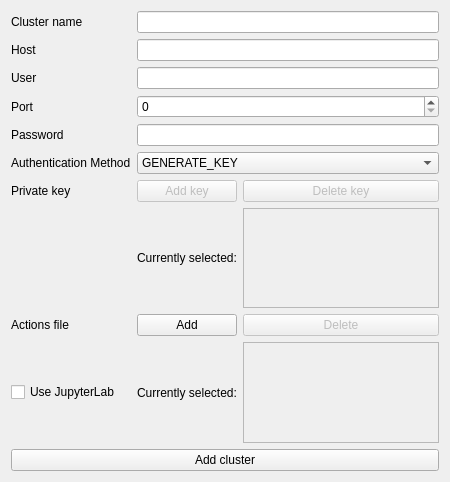
This is gui/widgets_templates/add-cluster.ui in intdata-bsc/idact-gui as Qt 5 draws it before an edit. The edited form follows.
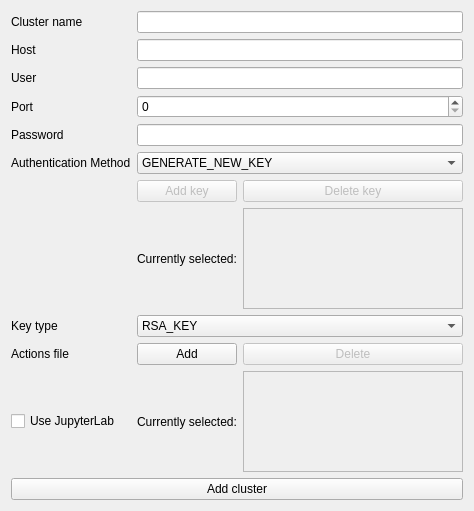
This is the edited form.

Commit message: allow authentication using ssh key gui fix

```diff
--- a/gui/widgets_templates/add-cluster.ui
+++ b/gui/widgets_templates/add-cluster.ui
@@ -2,51 +2,42 @@
 <ui version="4.0">
  <class>Form</class>
  <widget class="QWidget" name="Form">
+  <property name="enabled">
+   <bool>true</bool>
+  </property>
   <property name="geometry">
    <rect>
     <x>0</x>
     <y>0</y>
-    <width>450</width>
-    <height>482</height>
+    <width>474</width>
+    <height>511</height>
    </rect>
   </property>
   <property name="windowTitle">
    <string>Form</string>
   </property>
   <layout class="QGridLayout" name="gridLayout">
-   <item row="3" column="0">
-    <widget class="QLabel" name="port_label">
-     <property name="text">
-      <string>Port</string>
-     </property>
-    </widget>
-   </item>
-   <item row="3" column="1" colspan="2">
-    <widget class="QSpinBox" name="port_edit"/>
-   </item>
-   <item row="8" column="0">
-    <widget class="QLabel" name="actions_file_label">
-     <property name="text">
-      <string>Actions file</string>
-     </property>
-    </widget>
-   </item>
-   <item row="0" column="1" colspan="2">
-    <widget class="QLineEdit" name="cluster_name_addc_edit"/>
-   </item>
-   <item row="4" column="1" colspan="2">
-    <widget class="QLineEdit" name="password_edit"/>
-   </item>
-   <item row="9" column="2">
-    <widget class="QTextBrowser" name="selected_file_path_browser">
+   <item row="6" column="2">
+    <widget class="QPushButton" name="delete_key_button">
      <property name="enabled">
       <bool>false</bool>
      </property>
-     <property name="sizePolicy">
-      <sizepolicy hsizetype="Expanding" vsizetype="Expanding">
-       <horstretch>0</horstretch>
-       <verstretch>0</verstretch>
-      </sizepolicy>
+     <property name="text">
+      <string>Delete key</string>
+     </property>
+    </widget>
+   </item>
+   <item row="5" column="0">
+    <widget class="QLabel" name="auth_method_label">
+     <property name="text">
+      <string>Authentication Method</string>
+     </property>
+    </widget>
+   </item>
+   <item row="9" column="1">
+    <widget class="QPushButton" name="add_actions_file_button">
+     <property name="text">
+      <string>Add</string>
      </property>
     </widget>
    </item>
@@ -54,7 +45,7 @@
     <widget class="QComboBox" name="auth_method_box">
      <item>
       <property name="text">
-       <string>GENERATE_KEY</string>
+       <string>GENERATE_NEW_KEY</string>
       </property>
      </item>
      <item>
@@ -62,9 +53,14 @@
        <string>PRIVATE_KEY</string>
       </property>
      </item>
+     <item>
+      <property name="text">
+       <string>ASK_EVERYTIME</string>
+      </property>
+     </item>
     </widget>
    </item>
-   <item row="8" column="2">
+   <item row="9" column="2">
     <widget class="QPushButton" name="delete_actions_file_button">
      <property name="enabled">
       <bool>false</bool>
@@ -74,13 +70,75 @@
      </property>
     </widget>
    </item>
+   <item row="11" column="0" colspan="3">
+    <widget class="QPushButton" name="add_cluster_button">
+     <property name="text">
+      <string>Add cluster</string>
+     </property>
+    </widget>
+   </item>
+   <item row="10" column="1">
+    <widget class="QLabel" name="currently_selected_file_label">
+     <property name="font">
+      <font>
+       <italic>false</italic>
+      </font>
+     </property>
+     <property name="text">
+      <string>Currently selected:</string>
+     </property>
+    </widget>
+   </item>
+   <item row="8" column="0">
+    <widget class="QLabel" name="key_type_label">
+     <property name="text">
+      <string>Key type</string>
+     </property>
+    </widget>
+   </item>
    <item row="9" column="0">
-    <widget class="QCheckBox" name="use_jupyter_lab_check_box">
+    <widget class="QLabel" name="actions_file_label">
      <property name="text">
-      <string>Use JupyterLab</string>
+      <string>Actions file</string>
      </property>
     </widget>
    </item>
+   <item row="10" column="2">
+    <widget class="QTextBrowser" name="selected_file_path_browser">
+     <property name="enabled">
+      <bool>false</bool>
+     </property>
+    </widget>
+   </item>
+   <item row="8" column="1" colspan="2">
+    <widget class="QComboBox" name="key_type_box">
+     <item>
+      <property name="text">
+       <string>RSA_KEY</string>
+      </property>
+     </item>
+    </widget>
+   </item>
+   <item row="4" column="1" colspan="2">
+    <widget class="QLineEdit" name="password_edit">
+     <property name="enabled">
+      <bool>true</bool>
+     </property>
+    </widget>
+   </item>
+   <item row="2" column="0">
+    <widget class="QLabel" name="user_label">
+     <property name="text">
+      <string>User</string>
+     </property>
+    </widget>
+   </item>
+   <item row="3" column="1" colspan="2">
+    <widget class="QSpinBox" name="port_edit"/>
+   </item>
+   <item row="0" column="1" colspan="2">
+    <widget class="QLineEdit" name="cluster_name_addc_edit"/>
+   </item>
    <item row="0" column="0">
     <widget class="QLabel" name="cluster_name_addc_label">
      <property name="text">
@@ -88,6 +146,16 @@
      </property>
     </widget>
    </item>
+   <item row="1" column="1" colspan="2">
+    <widget class="QLineEdit" name="host_edit"/>
+   </item>
+   <item row="3" column="0">
+    <widget class="QLabel" name="port_label">
+     <property name="text">
+      <string>Port</string>
+     </property>
+    </widget>
+   </item>
    <item row="4" column="0">
     <widget class="QLabel" name="port_label_2">
      <property name="text">
@@ -95,23 +163,6 @@
      </property>
     </widget>
    </item>
-   <item row="10" column="0" colspan="3">
-    <widget class="QPushButton" name="add_cluster_button">
-     <property name="text">
-      <string>Add cluster</string>
-     </property>
-    </widget>
-   </item>
-   <item row="1" column="1" colspan="2">
-    <widget class="QLineEdit" name="host_edit"/>
-   </item>
-   <item row="2" column="0">
-    <widget class="QLabel" name="user_label">
-     <property name="text">
-      <string>User</string>
-     </property>
-    </widget>
-   </item>
    <item row="1" column="0">
     <widget class="QLabel" name="host_label">
      <property name="text">
@@ -119,49 +170,30 @@
      </property>
     </widget>
    </item>
-   <item row="8" column="1">
-    <widget class="QPushButton" name="add_actions_file_button">
-     <property name="text">
-      <string>Add</string>
-     </property>
-    </widget>
-   </item>
-   <item row="5" column="0">
-    <widget class="QLabel" name="auth_method_label">
-     <property name="text">
-      <string>Authentication Method</string>
-     </property>
-    </widget>
-   </item>
-   <item row="9" column="1">
-    <widget class="QLabel" name="currently_selected_file_label">
-     <property name="font">
-      <font>
-       <italic>false</italic>
-      </font>
-     </property>
-     <property name="text">
-      <string>Currently selected:</string>
-     </property>
-    </widget>
-   </item>
    <item row="2" column="1" colspan="2">
     <widget class="QLineEdit" name="user_edit"/>
    </item>
-   <item row="6" column="0">
+   <item row="10" column="0">
+    <widget class="QCheckBox" name="use_jupyter_lab_check_box">
+     <property name="text">
+      <string>Use JupyterLab</string>
+     </property>
+    </widget>
+   </item>
+   <item row="7" column="2">
+    <widget class="QTextBrowser" name="selected_key_browser">
+     <property name="enabled">
+      <bool>false</bool>
+     </property>
+     <property name="undoRedoEnabled">
+      <bool>false</bool>
+     </property>
+    </widget>
+   </item>
+   <item row="7" column="1">
     <widget class="QLabel" name="label">
      <property name="text">
-      <string>Private key</string>
-     </property>
-    </widget>
-   </item>
-   <item row="6" column="2">
-    <widget class="QPushButton" name="delete_key_button">
-     <property name="enabled">
-      <bool>false</bool>
-     </property>
-     <property name="text">
-      <string>Delete key</string>
+      <string>Currently selected:</string>
      </property>
     </widget>
    </item>
@@ -175,20 +207,6 @@
      </property>
     </widget>
    </item>
-   <item row="7" column="1">
-    <widget class="QLabel" name="currently_selected_key">
-     <property name="text">
-      <string>Currently selected:</string>
-     </property>
-    </widget>
-   </item>
-   <item row="7" column="2">
-    <widget class="QTextBrowser" name="selected_key_browser">
-     <property name="enabled">
-      <bool>false</bool>
-     </property>
-    </widget>
-   </item>
   </layout>
  </widget>
  <resources/>
```
